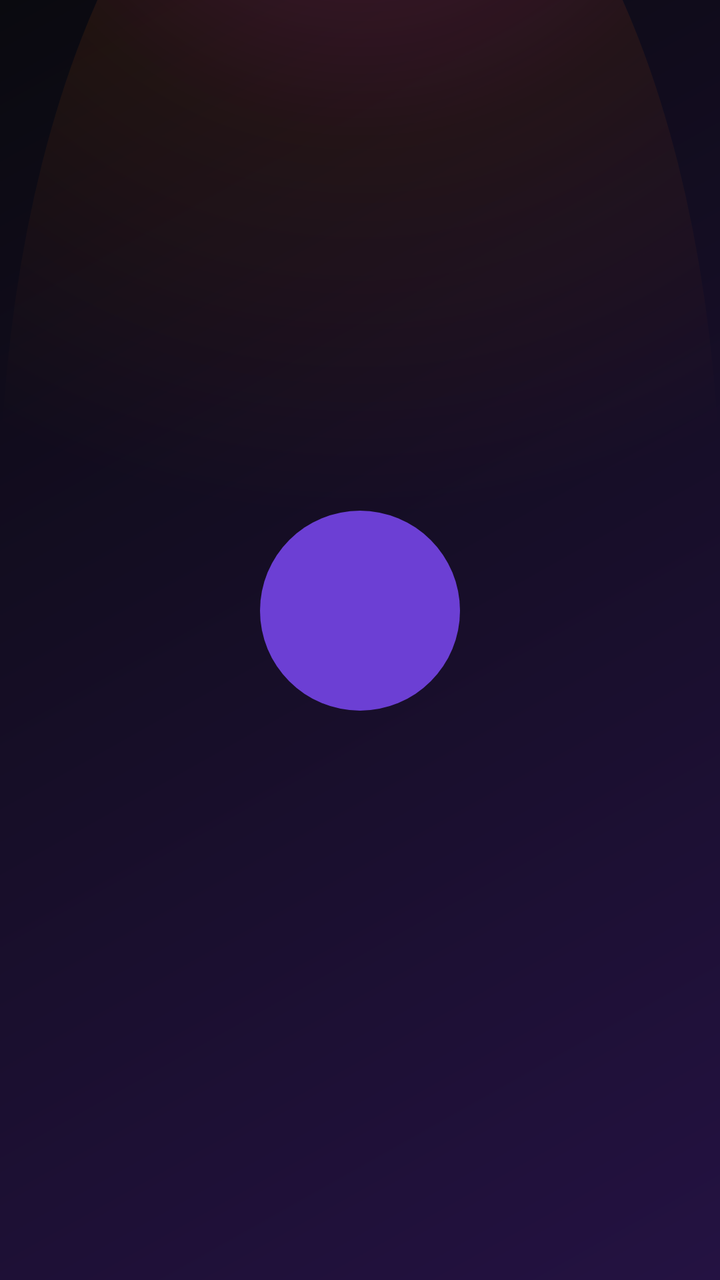
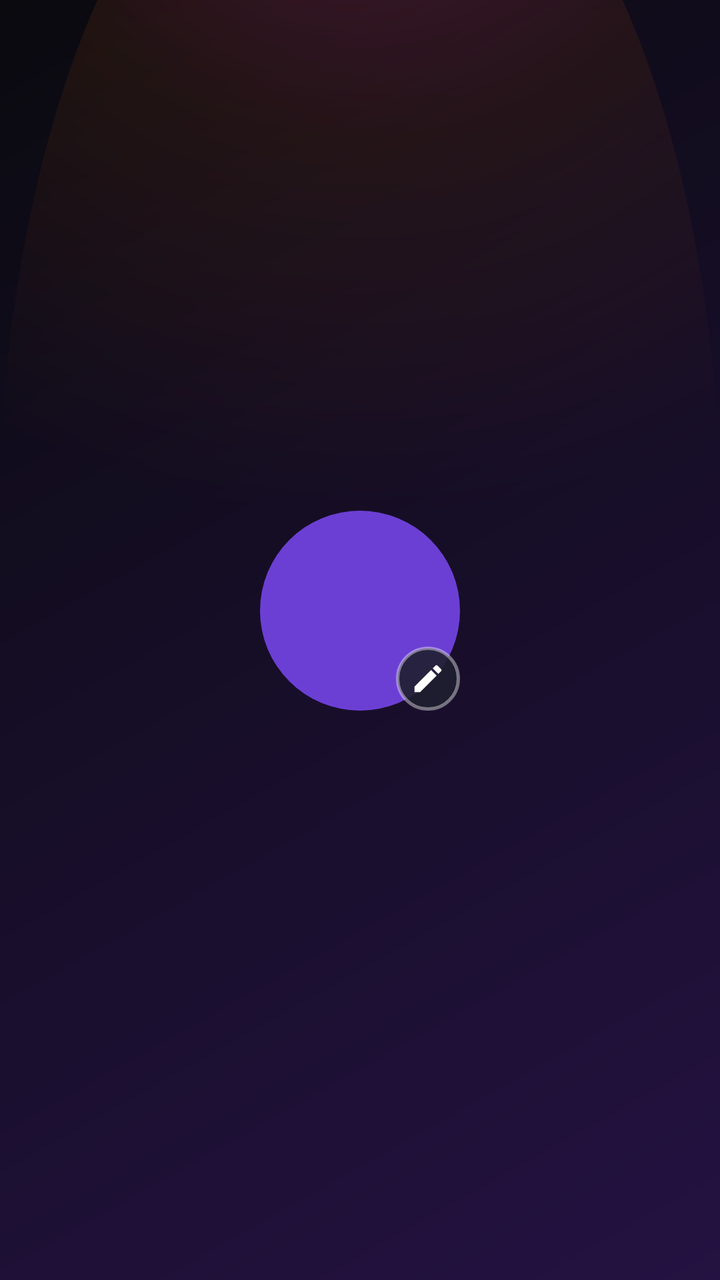

Compare the two renders of this Android layout. The source of the first and the diff that turns it into the second are given below.
<!-- AndroidManifest.xml: application theme Theme.MiIPTV -->
<!-- res/layout/item_profile.xml -->
<?xml version="1.0" encoding="utf-8"?>
<LinearLayout
    xmlns:android="http://schemas.android.com/apk/res/android"
    android:layout_width="wrap_content"
    android:layout_height="wrap_content"
    android:orientation="vertical"
    android:gravity="center"
    android:padding="12dp"
    android:focusable="true"
    android:clickable="true"
    android:background="?attr/selectableItemBackgroundBorderless">

    
    <FrameLayout
        android:id="@+id/flAvatarBg"
        android:layout_width="100dp"
        android:layout_height="100dp">

        
        <View
            android:id="@+id/vAvatarCircle"
            android:layout_width="match_parent"
            android:layout_height="match_parent"
            android:background="@drawable/bg_profile_avatar"/>

        
        <TextView
            android:id="@+id/tvAvatarEmoji"
            android:layout_width="match_parent"
            android:layout_height="match_parent"
            android:gravity="center"
            android:textSize="42sp"
            android:includeFontPadding="false"/>

        
        <ImageView
            android:id="@+id/ivEditOverlay"
            android:layout_width="match_parent"
            android:layout_height="match_parent"
            android:src="@drawable/ic_edit_overlay"
            android:visibility="gone"
            android:background="#88000000"
            android:padding="28dp"/>

    </FrameLayout>

    
    <TextView
        android:id="@+id/tvProfileName"
        android:layout_width="120dp"
        android:layout_height="wrap_content"
        android:layout_marginTop="10dp"
        android:gravity="center"
        android:textColor="#CCCCCC"
        android:textSize="14sp"
        android:maxLines="1"
        android:ellipsize="end"/>

</LinearLayout>
<!-- resources referenced by this layout -->
<resources>
  <!-- drawable bg_profile_avatar (drawable) -->
  <?xml version="1.0" encoding="utf-8"?>
  <shape xmlns:android="http://schemas.android.com/apk/res/android"
      android:shape="oval">
      <solid android:color="#FF6C3FD4"/>
  </shape>
  <!-- drawable ic_edit_overlay (drawable) -->
  <?xml version="1.0" encoding="utf-8"?>
  <vector xmlns:android="http://schemas.android.com/apk/res/android"
      android:width="24dp"
      android:height="24dp"
      android:viewportWidth="24"
      android:viewportHeight="24">
      <path
          android:fillColor="#FFFFFF"
          android:pathData="M3,17.25V21h3.75L17.81,9.94l-3.75,-3.75L3,17.25zM20.71,7.04c0.39,-0.39 0.39,-1.02 0,-1.41l-2.34,-2.34c-0.39,-0.39 -1.02,-0.39 -1.41,0l-1.83,1.83 3.75,3.75 1.83,-1.83z"/>
  </vector>
  <color name="text_light">#FFFFFF</color>
  <color name="text_muted">#B8AED1</color>
  <color name="background_dark">#0A0A0F</color>
  <color name="brand_primary">#FF3CAC</color>
  <color name="brand_primary_dark">#1A0B2E</color>
  <color name="brand_accent">#FF6A00</color>
  <!-- drawable bg_screen (drawable) -->
  <?xml version="1.0" encoding="utf-8"?>
  <layer-list xmlns:android="http://schemas.android.com/apk/res/android">
      <item android:drawable="@drawable/bg_app_gradient" />
      <item android:drawable="@drawable/bg_glow_top" android:top="-120dp" />
  </layer-list>
  <!-- drawable bg_dialog (drawable) -->
  <?xml version="1.0" encoding="utf-8"?>
  <shape xmlns:android="http://schemas.android.com/apk/res/android"
      android:shape="rectangle">
      <solid android:color="@color/dialog_bg" />
      <corners android:radius="16dp" />
      <stroke android:width="1dp" android:color="@color/glass_border" />
  </shape>
  <style name="DialogButtonFramework" parent="android:Widget.Material.Button.Borderless">
          <item name="android:textColor">@color/text_light</item>
          <item name="android:textStyle">bold</item>
      </style>
  <color name="dialog_bg">#1B1230</color>
  <style name="DialogButton" parent="Widget.MaterialComponents.Button.TextButton.Dialog">
          <item name="android:textColor">@color/text_light</item>
          <item name="android:textStyle">bold</item>
          <item name="rippleColor">@color/brand_primary</item>
      </style>
  <!-- drawable bg_app_gradient (drawable) -->
  <?xml version="1.0" encoding="utf-8"?>
  <shape xmlns:android="http://schemas.android.com/apk/res/android"
      android:shape="rectangle">
      <gradient
          android:type="linear"
          android:angle="135"
          android:startColor="@color/background_gradient_start"
          android:endColor="@color/background_gradient_end" />
  </shape>
  <!-- drawable bg_glow_top (drawable) -->
  <?xml version="1.0" encoding="utf-8"?>
  <shape xmlns:android="http://schemas.android.com/apk/res/android"
      android:shape="oval">
      <gradient
          android:type="radial"
          android:gradientRadius="380dp"
          android:centerX="0.5"
          android:centerY="0"
          android:startColor="#40FF3CAC"
          android:centerColor="#15FF6A00"
          android:endColor="#00000000" />
  </shape>
  <color name="glass_border">#3DFFFFFF</color>
  <color name="background_gradient_start">#241242</color>
  <color name="background_gradient_end">#0A0A0F</color>
</resources>

<!-- the commit's change to res/layout/item_profile.xml (unified diff, before → after) -->
@@ -42,6 +42,19 @@
             android:background="#88000000"
             android:padding="28dp"/>
 
+        
+        <ImageView
+            android:id="@+id/ivEditBadge"
+            android:layout_width="32dp"
+            android:layout_height="32dp"
+            android:layout_gravity="bottom|end"
+            android:background="@drawable/bg_edit_badge"
+            android:src="@drawable/ic_edit_overlay"
+            android:padding="7dp"
+            android:clickable="true"
+            android:focusable="false"
+            android:contentDescription="@string/profile_edit_title"/>
+
     </FrameLayout>
 
     
<!-- resource entries referenced after the edit -->
@@ -1,5 +1,11 @@
 <!-- resources referenced by this layout -->
 <resources>
+  <!-- drawable bg_edit_badge (drawable) -->
+  <?xml version="1.0" encoding="utf-8"?>
+  <shape xmlns:android="http://schemas.android.com/apk/res/android" android:shape="oval">
+      <solid android:color="#E6202030" />
+      <stroke android:width="1.5dp" android:color="#66FFFFFF" />
+  </shape>
   <!-- drawable bg_profile_avatar (drawable) -->
   <?xml version="1.0" encoding="utf-8"?>
   <shape xmlns:android="http://schemas.android.com/apk/res/android"
@@ -17,6 +23,7 @@
           android:fillColor="#FFFFFF"
           android:pathData="M3,17.25V21h3.75L17.81,9.94l-3.75,-3.75L3,17.25zM20.71,7.04c0.39,-0.39 0.39,-1.02 0,-1.41l-2.34,-2.34c-0.39,-0.39 -1.02,-0.39 -1.41,0l-1.83,1.83 3.75,3.75 1.83,-1.83z"/>
   </vector>
+  <string name="profile_edit_title">Editar perfil</string>
   <color name="text_light">#FFFFFF</color>
   <color name="text_muted">#B8AED1</color>
   <color name="background_dark">#0A0A0F</color>
